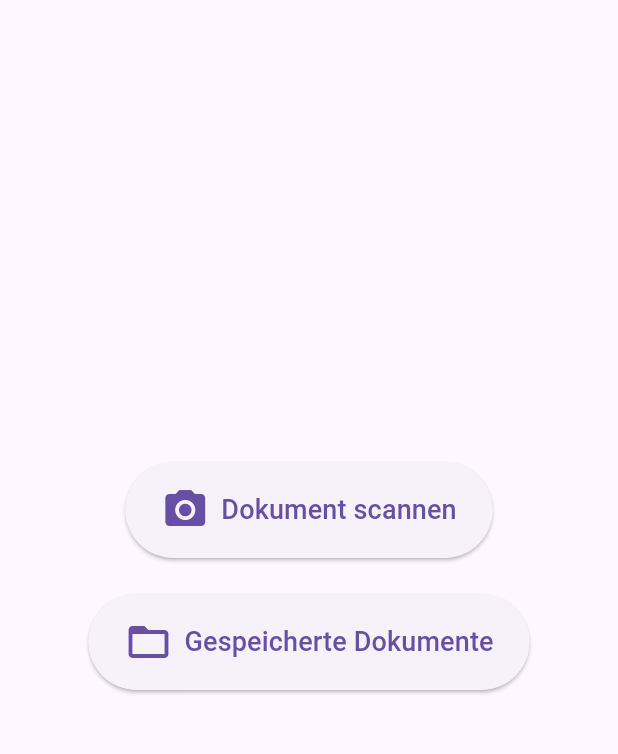
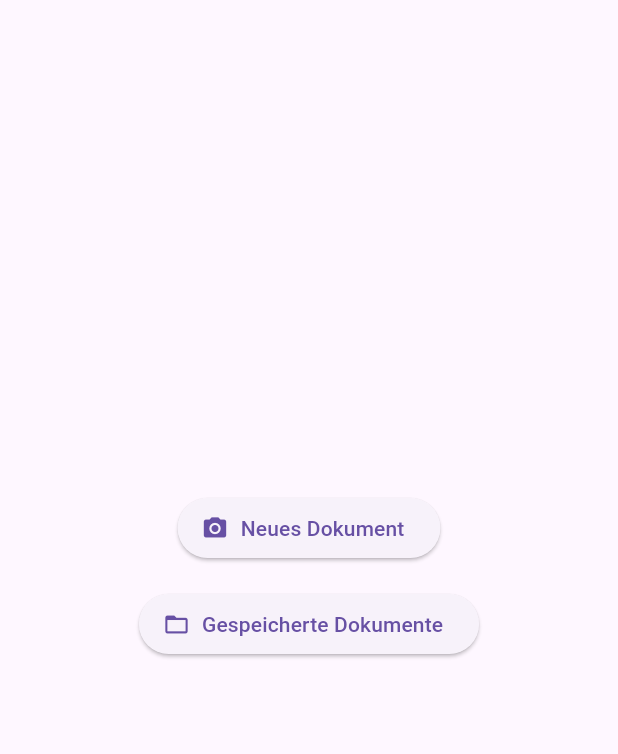
Before and after one commit to noahelsenhans/clerkly_app, a Flutter app: the screen it shows after launch, on a phone screen of 412 x 824 dp, the part 84-838 px from its top. Run offline on Flutter 3.47's test engine with Material 3 defaults, Android fonts, the light colour scheme and no system bars; our stand-ins replace cloud_firestore, cross_file, file_picker, firebase_auth, firebase_core, flutter_dotenv and 4 more; missing offline and left inert: google_mlkit_text_recognition; accounts and stored records are empty.

Commit message:
feat: Document access via camera, gallery & file picker

```diff
--- a/lib/screens/home_screen.dart
+++ b/lib/screens/home_screen.dart
@@ -1,6 +1,6 @@
 import 'package:flutter/material.dart';
-import 'scan_screen.dart';
-import 'saved_documents_screen.dart';
+import 'package:clerkly_app/screens/scan_screen.dart';
+import 'package:clerkly_app/screens/saved_documents_screen.dart';
 
 class HomeScreen extends StatelessWidget {
   const HomeScreen({Key? key}) : super(key: key);
@@ -17,26 +17,27 @@ class HomeScreen extends StatelessWidget {
           mainAxisAlignment: MainAxisAlignment.center,
           children: [
             ElevatedButton.icon(
-              icon: const Icon(Icons.camera_alt, size: 32),
-              label: const Text('Dokument scannen', style: TextStyle(fontSize: 18)),
-              style: ElevatedButton.styleFrom(
-                padding: const EdgeInsets.symmetric(horizontal: 24, vertical: 16),
-              ),
-              onPressed: () {
-                Navigator.of(context).push(
+              icon: const Icon(Icons.camera_alt),
+              label: const Text('Neues Dokument'),
+              onPressed: () async {
+                final path = await Navigator.of(context).push<String>(
                   MaterialPageRoute(builder: (_) => const ScanScreen()),
                 );
+                if (path != null) {
+                  // TODO: Weiterverarbeitung (OCR/PDF) später
+                  ScaffoldMessenger.of(context).showSnackBar(
+                    SnackBar(content: Text('Ausgewählter Pfad: $path')),
+                  );
+                }
               },
             ),
-            const SizedBox(height: 24),
+            const SizedBox(height: 16),
             ElevatedButton.icon(
-              icon: const Icon(Icons.folder_open, size: 32),
-              label: const Text('Gespeicherte Dokumente', style: TextStyle(fontSize: 18)),
-              style: ElevatedButton.styleFrom(
-                padding: const EdgeInsets.symmetric(horizontal: 24, vertical: 16),
-              ),
+              icon: const Icon(Icons.folder_open),
+              label: const Text('Gespeicherte Dokumente'),
               onPressed: () {
-                Navigator.of(context).push(
+                Navigator.push(
+                  context,
                   MaterialPageRoute(builder: (_) => const SavedDocumentsScreen()),
                 );
               },
--- a/pubspec.yaml
+++ b/pubspec.yaml
@@ -37,7 +37,7 @@ dependencies:
   image_picker: ^1.1.2
   camera: ^0.11.1
   google_mlkit_text_recognition: ^0.15.0
-  file_picker: ^10.1.2
+  file_picker: ^10.1.8
   firebase_core: ^3.13.0
   cloud_firestore: ^5.6.6
   firebase_core_platform_interface: ^5.4.0
```
Also changed, not shown: lib/screens/scan_screen.dart (+60 -21 lines), pubspec.lock.
